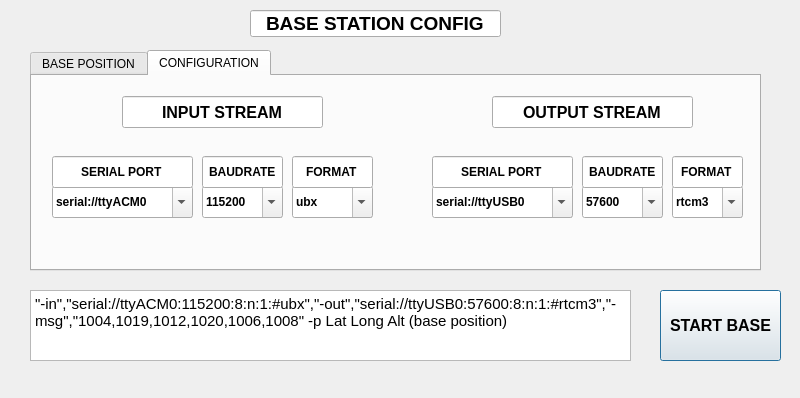
Old version of the form RTKBASE/optionsstr2str.ui in the repository Francklin2/RTKLIB_Touchscreen_GUI.
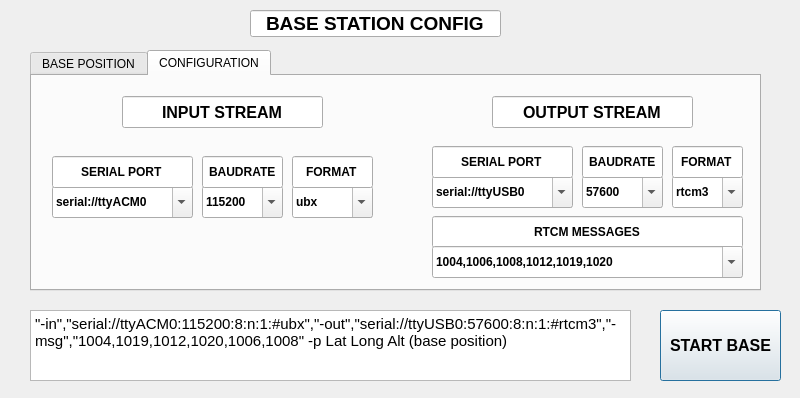
New version of the form. The open tabs and pages were chosen to show the change.

Commit message: Add a RTCM messages configuration in Base mode configuration tab

```diff
--- a/RTKBASE/optionsstr2str.ui
+++ b/RTKBASE/optionsstr2str.ui
@@ -43,7 +43,7 @@
    <property name="geometry">
     <rect>
      <x>660</x>
-     <y>290</y>
+     <y>310</y>
      <width>121</width>
      <height>71</height>
     </rect>
@@ -63,7 +63,7 @@
    <property name="geometry">
     <rect>
      <x>30</x>
-     <y>290</y>
+     <y>310</y>
      <width>601</width>
      <height>71</height>
     </rect>
@@ -82,7 +82,7 @@
      <x>30</x>
      <y>50</y>
      <width>731</width>
-     <height>221</height>
+     <height>241</height>
     </rect>
    </property>
    <property name="currentIndex">
@@ -432,7 +432,7 @@
      <property name="geometry">
       <rect>
        <x>550</x>
-       <y>110</y>
+       <y>100</y>
        <width>81</width>
        <height>32</height>
       </rect>
@@ -471,7 +471,7 @@
      <property name="geometry">
       <rect>
        <x>400</x>
-       <y>110</y>
+       <y>100</y>
        <width>141</width>
        <height>32</height>
       </rect>
@@ -505,7 +505,7 @@
      <property name="geometry">
       <rect>
        <x>640</x>
-       <y>110</y>
+       <y>100</y>
        <width>71</width>
        <height>32</height>
       </rect>
@@ -534,7 +534,7 @@
      <property name="geometry">
       <rect>
        <x>400</x>
-       <y>80</y>
+       <y>70</y>
        <width>141</width>
        <height>32</height>
       </rect>
@@ -559,7 +559,7 @@
      <property name="geometry">
       <rect>
        <x>550</x>
-       <y>80</y>
+       <y>70</y>
        <width>81</width>
        <height>32</height>
       </rect>
@@ -584,7 +584,7 @@
      <property name="geometry">
       <rect>
        <x>640</x>
-       <y>80</y>
+       <y>70</y>
        <width>71</width>
        <height>32</height>
       </rect>
@@ -879,6 +879,55 @@
       <bool>true</bool>
      </property>
     </widget>
+    <widget class="QLineEdit" name="lineEdit_15">
+     <property name="geometry">
+      <rect>
+       <x>400</x>
+       <y>140</y>
+       <width>311</width>
+       <height>32</height>
+      </rect>
+     </property>
+     <property name="font">
+      <font>
+       <weight>75</weight>
+       <bold>true</bold>
+      </font>
+     </property>
+     <property name="text">
+      <string>RTCM MESSAGES</string>
+     </property>
+     <property name="alignment">
+      <set>Qt::AlignCenter</set>
+     </property>
+     <property name="readOnly">
+      <bool>true</bool>
+     </property>
+    </widget>
+    <widget class="QComboBox" name="RtcmMsgcomboBox">
+     <property name="geometry">
+      <rect>
+       <x>400</x>
+       <y>170</y>
+       <width>311</width>
+       <height>32</height>
+      </rect>
+     </property>
+     <property name="font">
+      <font>
+       <weight>75</weight>
+       <bold>true</bold>
+      </font>
+     </property>
+     <property name="editable">
+      <bool>true</bool>
+     </property>
+     <item>
+      <property name="text">
+       <string>1004,1006,1008,1012,1019,1020</string>
+      </property>
+     </item>
+    </widget>
    </widget>
   </widget>
  </widget>
```
Left out of the diff: 2 changed lines with no effect on the pictures. The commit also changes 3 other files.
